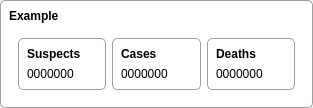
First picture: the form in src/statsitem.ui, repository nashiradeer/brasil-cov, before the edit.
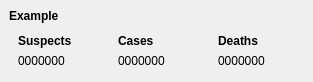
Second picture: the form after the edit.

Commit message: Fix item spacing in Windows

The edit to the form file:
```diff
--- a/src/statsitem.ui
+++ b/src/statsitem.ui
@@ -22,35 +22,6 @@
     <height>81</height>
    </size>
   </property>
-  <property name="windowTitle">
-   <string>Form</string>
-  </property>
-  <property name="styleSheet">
-   <string notr="true">QWidget#root {
-	border-style: none;
-	border-radius: 5px;
-	border: 1px solid palette(dark);
-	background-color: palette(Base);
-}
-
-QWidget#cases {
-	border-style: none;
-	border-radius: 5px;
-	border: 1px solid palette(dark);
-}
-
-QWidget#suspects {
-	border-style: none;
-	border-radius: 5px;
-	border: 1px solid palette(dark);
-}
-
-QWidget#deaths {
-	border-style: none;
-	border-radius: 5px;
-	border: 1px solid palette(dark);
-}</string>
-  </property>
   <property name="locale">
    <locale language="English" country="UnitedStates"/>
   </property>
@@ -98,14 +69,34 @@
          <string notr="true"/>
         </property>
         <layout class="QHBoxLayout" name="horizontalLayout_2">
+         <property name="spacing">
+          <number>5</number>
+         </property>
+         <property name="leftMargin">
+          <number>0</number>
+         </property>
+         <property name="topMargin">
+          <number>0</number>
+         </property>
+         <property name="rightMargin">
+          <number>0</number>
+         </property>
+         <property name="bottomMargin">
+          <number>0</number>
+         </property>
          <item>
           <widget class="QWidget" name="suspects" native="true">
            <layout class="QVBoxLayout" name="verticalLayout_4">
+            <property name="topMargin">
+             <number>5</number>
+            </property>
+            <property name="bottomMargin">
+             <number>5</number>
+            </property>
             <item>
              <widget class="QLabel" name="supectsTitle">
               <property name="font">
                <font>
-                <weight>75</weight>
                 <bold>true</bold>
                </font>
               </property>
@@ -130,11 +121,16 @@
             <string notr="true"/>
            </property>
            <layout class="QVBoxLayout" name="verticalLayout_6">
+            <property name="topMargin">
+             <number>5</number>
+            </property>
+            <property name="bottomMargin">
+             <number>5</number>
+            </property>
             <item>
              <widget class="QLabel" name="casesTitle">
               <property name="font">
                <font>
-                <weight>75</weight>
                 <bold>true</bold>
                </font>
               </property>
@@ -156,11 +152,16 @@
          <item>
           <widget class="QWidget" name="deaths" native="true">
            <layout class="QVBoxLayout" name="verticalLayout_5">
+            <property name="topMargin">
+             <number>5</number>
+            </property>
+            <property name="bottomMargin">
+             <number>5</number>
+            </property>
             <item>
              <widget class="QLabel" name="deathsTitle">
               <property name="font">
                <font>
-                <weight>75</weight>
                 <bold>true</bold>
                </font>
               </property>
```
Left out of the diff: 3 changed lines with no effect on the pictures.
